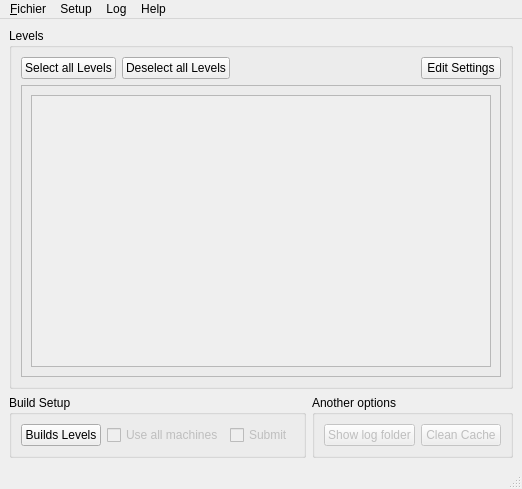
shenyu0403/BatchBuildLightUE4, file BatchLightUE4/Views/WindowsMainWindows.ui: the form before one commit.
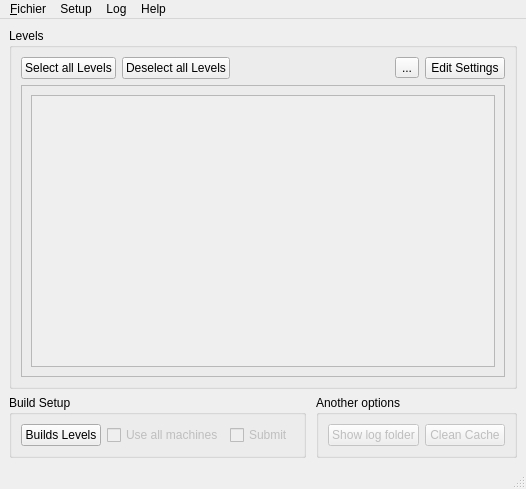
The form after the commit. Icons and pictures are not drawn.

Commit message: Add a simple widget to refresh the levels widget

```diff
--- a/BatchLightUE4/Views/WindowsMainWindows.ui
+++ b/BatchLightUE4/Views/WindowsMainWindows.ui
@@ -6,7 +6,7 @@
    <rect>
     <x>0</x>
     <y>0</y>
-    <width>519</width>
+    <width>526</width>
     <height>489</height>
    </rect>
   </property>
@@ -81,6 +81,17 @@
              </property>
             </spacer>
            </item>
+           <item>
+            <widget class="QToolButton" name="toolButtonRefresh">
+             <property name="text">
+              <string>...</string>
+             </property>
+             <property name="icon">
+              <iconset>
+               <normaloff>../Resources/sync.png</normaloff>../Resources/sync.png</iconset>
+             </property>
+            </widget>
+           </item>
            <item>
             <widget class="QPushButton" name="toolLevelsEdit">
              <property name="statusTip">
@@ -116,7 +127,7 @@
                 <rect>
                  <x>0</x>
                  <y>0</y>
-                 <width>457</width>
+                 <width>464</width>
                  <height>274</height>
                 </rect>
                </property>
@@ -286,7 +297,7 @@
     <rect>
      <x>0</x>
      <y>0</y>
-     <width>519</width>
+     <width>526</width>
      <height>21</height>
     </rect>
    </property>
```
Left out of the diff: 12 changed lines with no effect on the pictures. The commit also changes 1 other file.
